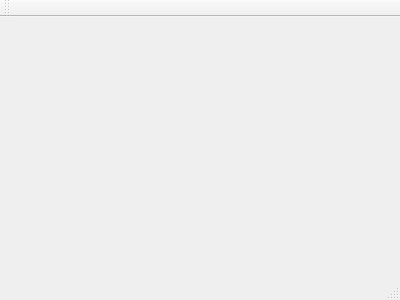
Spieldy/IHMO, file mainwindow.ui: the form before one commit.
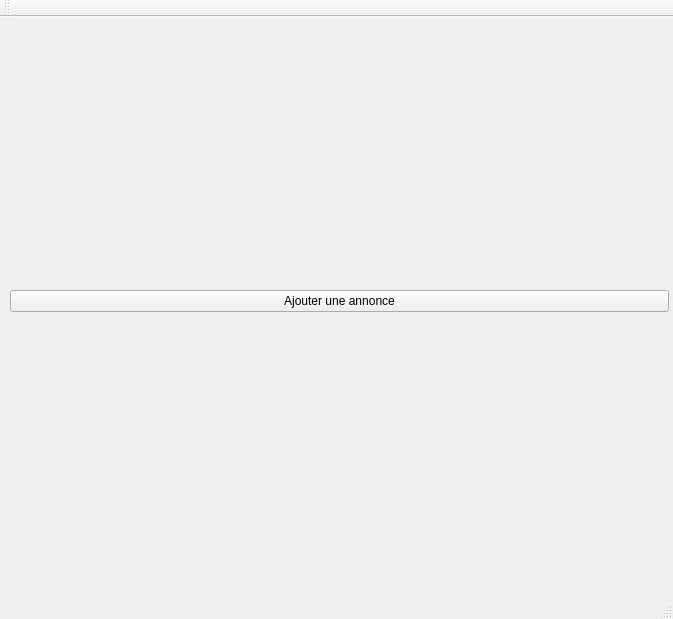
The form after the commit.

Commit message: advert dialog create and bind

Patch:
```diff
--- a/mainwindow.ui
+++ b/mainwindow.ui
@@ -1,24 +1,68 @@
 <ui version="4.0">
  <class>MainWindow</class>
- <widget class="QMainWindow" name="MainWindow" >
-  <property name="geometry" >
+ <widget class="QMainWindow" name="MainWindow">
+  <property name="geometry">
    <rect>
     <x>0</x>
     <y>0</y>
-    <width>400</width>
-    <height>300</height>
+    <width>673</width>
+    <height>619</height>
    </rect>
   </property>
-  <property name="windowTitle" >
+  <property name="minimumSize">
+   <size>
+    <width>673</width>
+    <height>0</height>
+   </size>
+  </property>
+  <property name="windowTitle">
    <string>MainWindow</string>
   </property>
-  <widget class="QMenuBar" name="menuBar" />
-  <widget class="QToolBar" name="mainToolBar" />
-  <widget class="QWidget" name="centralWidget" />
-  <widget class="QStatusBar" name="statusBar" />
+  <property name="layoutDirection">
+   <enum>Qt::LeftToRight</enum>
+  </property>
+  <widget class="QWidget" name="centralWidget">
+   <widget class="QWidget" name="verticalLayoutWidget">
+    <property name="geometry">
+     <rect>
+      <x>-1</x>
+      <y>-1</y>
+      <width>681</width>
+      <height>571</height>
+     </rect>
+    </property>
+    <layout class="QVBoxLayout" name="verticalLayout">
+     <item>
+      <widget class="QPushButton" name="btn_add_advert">
+       <property name="text">
+        <string>Ajouter une annonce</string>
+       </property>
+      </widget>
+     </item>
+    </layout>
+   </widget>
+  </widget>
+  <widget class="QMenuBar" name="menuBar">
+   <property name="geometry">
+    <rect>
+     <x>0</x>
+     <y>0</y>
+     <width>673</width>
+     <height>22</height>
+    </rect>
+   </property>
+  </widget>
+  <widget class="QToolBar" name="mainToolBar">
+   <attribute name="toolBarArea">
+    <enum>TopToolBarArea</enum>
+   </attribute>
+   <attribute name="toolBarBreak">
+    <bool>false</bool>
+   </attribute>
+  </widget>
+  <widget class="QStatusBar" name="statusBar"/>
  </widget>
- <layoutDefault spacing="6" margin="11" />
- <pixmapfunction></pixmapfunction>
+ <layoutdefault spacing="6" margin="11"/>
  <resources/>
  <connections/>
 </ui>
```
Left out of the diff: 1 changed line with no effect on the pictures. The commit also changes 6 other files.
